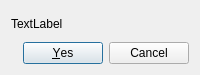
Georgia-Tech-Off-Road/GTORDaata, file Utilities/Popups/dialog_confirmation.ui: the form before one commit.
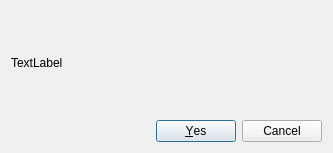
The form after the commit.

```diff
--- a/Utilities/Popups/dialog_confirmation.ui
+++ b/Utilities/Popups/dialog_confirmation.ui
@@ -6,8 +6,8 @@
    <rect>
     <x>0</x>
     <y>0</y>
-    <width>200</width>
-    <height>75</height>
+    <width>333</width>
+    <height>153</height>
    </rect>
   </property>
   <property name="sizePolicy">
```
